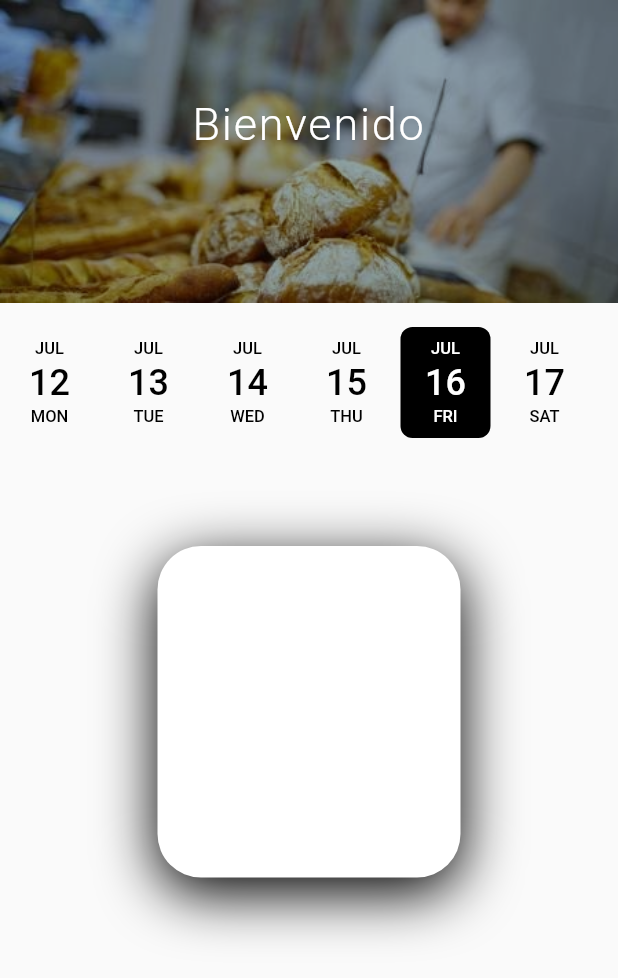
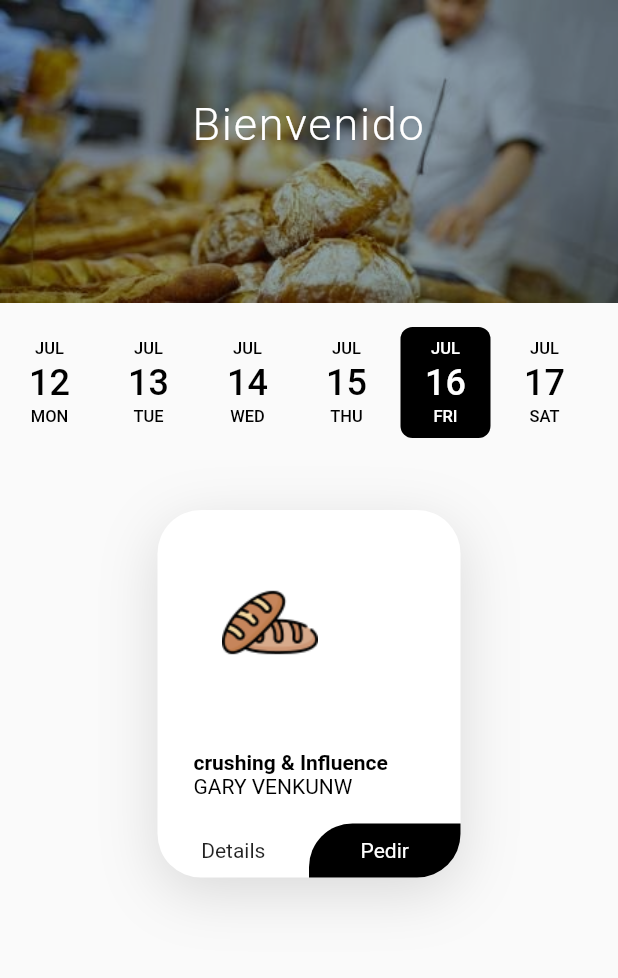
Before and after one commit to jguay18/pan-pan, a Flutter app: the MenuPrincipal screen opened by its route, on a phone screen of 412 x 824 dp. Shown: the top 978 px of the screen. Run offline on Flutter 3.47's test engine with Material 2 defaults, Android fonts, the phone set to English and light mode, and no system bars; our stand-ins replace animate_do, date_picker_timeline, shared_preferences; accounts and stored records are empty.

Commit message:
Cambios de card

```diff
--- a/FlutterProyectos/PanYPan/pan_y_pan/lib/src/tools/fuction_generics.dart
+++ b/FlutterProyectos/PanYPan/pan_y_pan/lib/src/tools/fuction_generics.dart
@@ -166,11 +166,13 @@ Widget CardPedidos() {
   cc = Container(
     height: 245,
     width: 202,
-    child: Stack(children: <Widget>[
+    child: Stack(
+      children: <Widget>[
         Positioned(
           bottom: 0,
           left: 0,
           right: 0,
+          top: 0,
           child: Container(
             height: 221,
             decoration: BoxDecoration(
@@ -180,37 +182,17 @@ Widget CardPedidos() {
                   BoxShadow(
                     offset: Offset(0, 10),
                     blurRadius: 33,
-                ),
+                    color: Color(0xFFD3D3D3).withOpacity(.84),
+                  )
                 ]),
           ),
-      )
-    ]),
-  );
+        ),
         Image.asset(
-    "assets/img/cupcake.png",
+          "assets/img/bread.png",
           width: 150,
-  );
+        ),
         Positioned(
-      top: 35,
-      right: 10,
-      child: Column(
-        children: <Widget>[
-          IconButton(icon: Icon(Icons.favorite_border), onPressed: () {}),
-          Container(
-            padding: EdgeInsets.symmetric(vertical: 8, horizontal: 6),
-            decoration: BoxDecoration(
-                color: Colors.white,
-                borderRadius: BorderRadius.circular(16),
-                boxShadow: [
-                  BoxShadow(
-                    offset: Offset(3, 7),
-                    blurRadius: 20,
-                  )
-                ]),
-          )
-        ],
-      ));
-  Positioned(
+            top: 160,
             child: Container(
                 height: 85,
                 width: 202,
@@ -220,12 +202,21 @@ Widget CardPedidos() {
                     Padding(
                       padding: EdgeInsets.only(left: 24),
                       child: RichText(
-              text: TextSpan(children: [
+                        text: TextSpan(
+                          style: TextStyle(
+                            color: Colors.black,
+                          ),
+                          children: [
                             TextSpan(
-                text: "Crushing & Influence",
+                                text: "crushing & Influence" "\n",
                                 style: TextStyle(fontWeight: FontWeight.bold)),
-            TextSpan(text: "Gary Venchuk")
-          ])),
+                            TextSpan(
+                              text: "GARY VENKUNW",
+                              style: TextStyle(fontWeight: FontWeight.normal),
+                            ),
+                          ],
+                        ),
+                      ),
                     ),
                     Spacer(),
                     Row(
@@ -234,22 +225,30 @@ Widget CardPedidos() {
                           width: 101,
                           padding: EdgeInsets.symmetric(vertical: 10),
                           alignment: Alignment.center,
-              child: Text("Detalles"),
+                          child: Text("Details"),
                         ),
                         Expanded(
                             child: Container(
+                          alignment: Alignment.center,
                           padding: EdgeInsets.symmetric(vertical: 10),
-              decoration: BoxDecoration(color: Colors.black),
+                          decoration: BoxDecoration(
+                            color: Colors.black,
+                            borderRadius: BorderRadius.only(
+                                topLeft: Radius.circular(29),
+                                bottomRight: Radius.circular(29)),
+                          ),
                           child: Text(
-                "leer",
+                            "Pedir",
                             style: TextStyle(color: Colors.white),
                           ),
                         ))
                       ],
                     )
                   ],
+                )))
+      ],
     ),
-  ));
+  );
 
   return cc;
 }
```
Also changed, not shown: FlutterProyectos/PanYPan/pan_y_pan/lib/src/tools/extras/horizontal_list.dart (+62 -0 lines), FlutterProyectos/PanYPan/pan_y_pan/pubspec.lock. Lines whose indentation alone changed are shown as unchanged.
